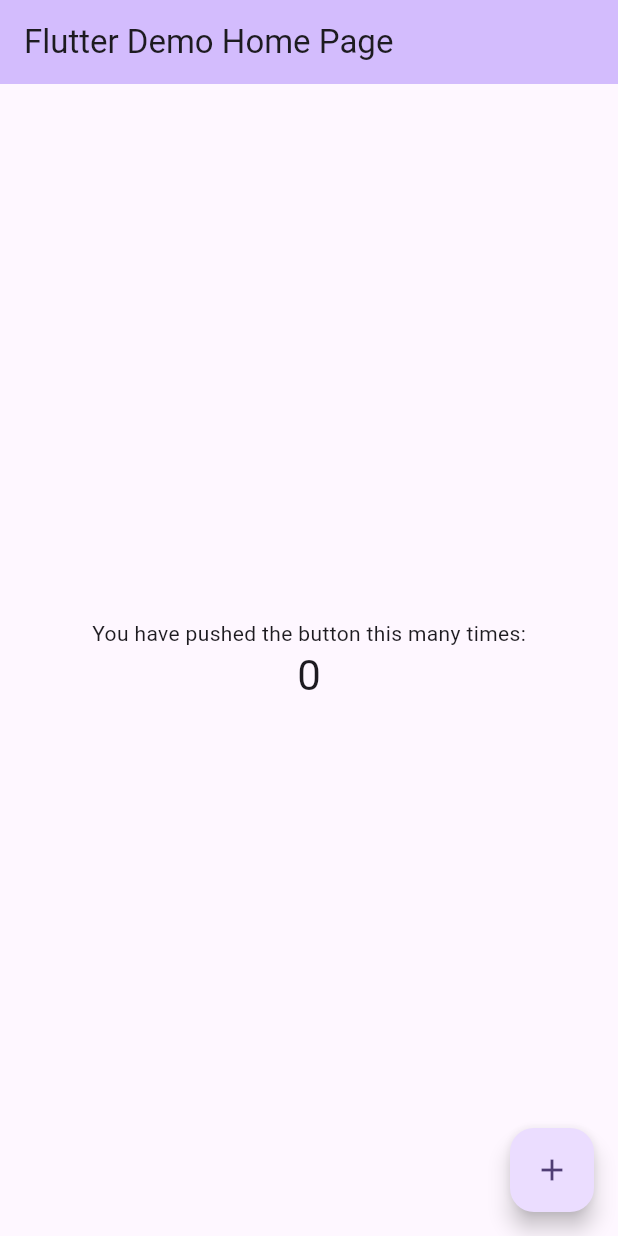
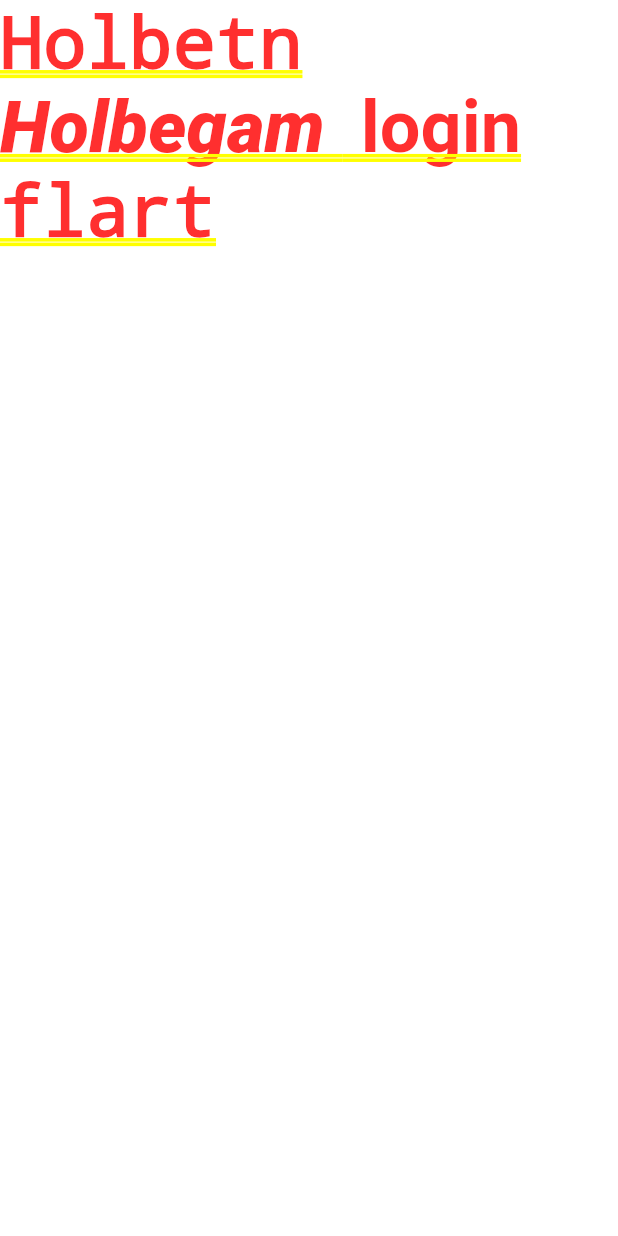
Before and after one commit to EthanWakeford/holbertonschool-holbegram, a Flutter app: the screen it shows after launch, on a phone screen of 412 x 824 dp. Run offline on Flutter 3.47's test engine with Material 2 defaults, Android fonts, the phone set to English and light mode, and no system bars; our stand-ins replace firebase_core; accounts and stored records are empty.

Commit message:
fluttering

```diff
--- a/holbegram/lib/main.dart
+++ b/holbegram/lib/main.dart
@@ -1,8 +1,10 @@
 import 'package:flutter/material.dart';
 import 'package:firebase_core/firebase_core.dart';
 import 'firebase_options.dart';
+import './widgets/login.dart';
 
 void main() async {
+  WidgetsFlutterBinding.ensureInitialized();
   await Firebase.initializeApp(
     options: DefaultFirebaseOptions.currentPlatform,
   );
@@ -36,7 +38,8 @@ class MyApp extends StatelessWidget {
         colorScheme: ColorScheme.fromSeed(seedColor: Colors.deepPurple),
         useMaterial3: true,
       ),
-      home: const MyHomePage(title: 'Flutter Demo Home Page'),
+      // home: const MyHomePage(title: 'Flutter Demo Home Page'),
+      home: const Login(),
     );
   }
 }
--- /dev/null
+++ b/holbegram/lib/widgets/login.dart
@@ -0,0 +1,22 @@
+import 'package:flutter/material.dart';
+
+class Login extends StatelessWidget {
+  const Login({super.key});
+
+  @override
+  Widget build(BuildContext context) {
+    return const Text.rich(
+      TextSpan(
+        text: 'Holbetn', // default text style
+        children: <TextSpan>[
+          TextSpan(
+              text: ' Holbegam ',
+              style: TextStyle(fontStyle: FontStyle.italic)),
+          TextSpan(
+              text: ' login ', style: TextStyle(fontWeight: FontWeight.bold)),
+          TextSpan(text: 'flart')
+        ],
+      ),
+    );
+  }
+}
```
Also changed, not shown: 2 other files.
